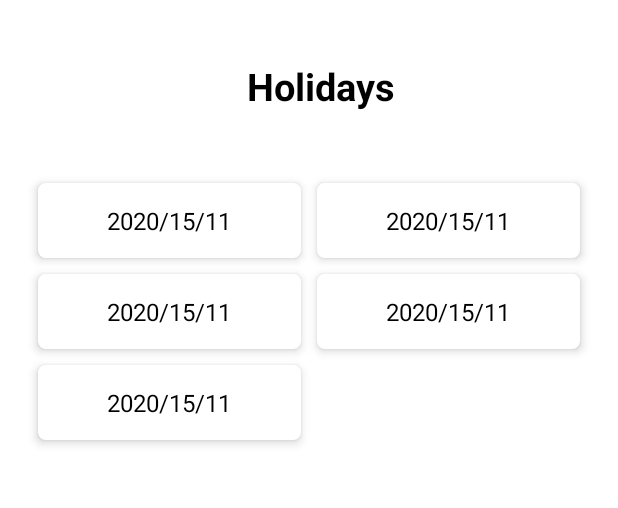
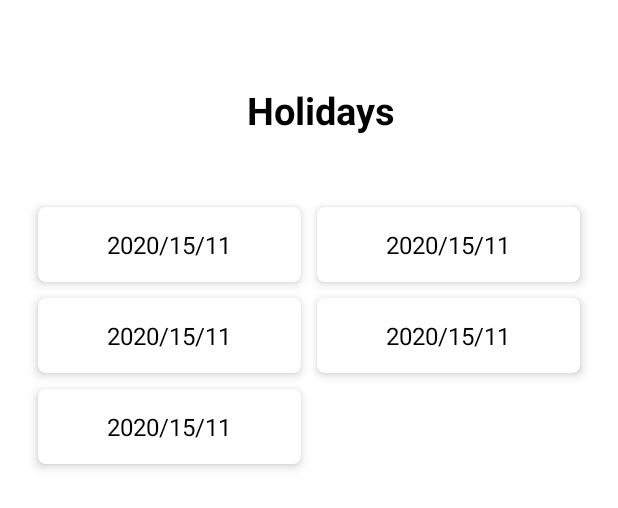
Before and after one commit to sahuadarsh0/FastIndiaRider, an Android app built with Jetpack Compose: the layout fragment_holiday_history.xml on its own in the app's theme, with its tools: preview values and no code run, on a phone screen of 412 x 824 dp. Shown: the top 508 px of the screen. Run offline under Robolectric (Android 15) with nearby library versions, the phone set to English and light mode, and no system bars.

Commit message:
Fixed bugs

```diff
--- a/app/build.gradle
+++ b/app/build.gradle
@@ -13,8 +13,8 @@ android {
         applicationId "sdr.tecqza.homedelivery_deliveryboy"
         minSdk 22
         targetSdk 30
-        versionCode 12
-        versionName "2.1"
+        versionCode 22
+        versionName "2.2"
 
         testInstrumentationRunner "androidx.test.runner.AndroidJUnitRunner"
         vectorDrawables {
--- a/app/src/main/java/sdr/tecqza/homedelivery_deliveryboy/api/RiderService.kt
+++ b/app/src/main/java/sdr/tecqza/homedelivery_deliveryboy/api/RiderService.kt
@@ -28,7 +28,7 @@ interface RiderService {
     fun order(
         @Path("rider_id") riderId: String?,
         @Path("status") status: String?,
-    ): Call<Order?>
+    ): Call<List<Order?>?>
 
 
     @FormUrlEncoded
--- a/app/src/main/res/layout/fragment_holiday_history.xml
+++ b/app/src/main/res/layout/fragment_holiday_history.xml
@@ -5,7 +5,7 @@
     android:layout_width="match_parent"
     android:layout_height="match_parent"
     android:layout_marginTop="32dp"
-    android:background="@drawable/curve_back"
+    android:background="@drawable/home_back"
     tools:context=".ui.holiday.HolidayHistoryFragment">
 
 
@@ -14,7 +14,7 @@
         android:layout_width="wrap_content"
         android:layout_height="wrap_content"
         android:layout_marginStart="16dp"
-        android:layout_marginTop="8dp"
+        android:layout_marginTop="24dp"
         android:text="@string/title_holiday_history"
         android:textColor="@color/black"
         android:textSize="25sp"
--- a/app/src/main/res/layout/fragment_order_history.xml
+++ b/app/src/main/res/layout/fragment_order_history.xml
@@ -5,7 +5,7 @@
     android:layout_width="match_parent"
     android:layout_height="match_parent"
     android:layout_marginTop="32dp"
-    android:background="@drawable/curve_back"
+    android:background="@drawable/home_back"
     tools:context=".ui.order.OrderHistoryFragment">
 
 
@@ -14,7 +14,7 @@
         android:layout_width="wrap_content"
         android:layout_height="wrap_content"
         android:layout_marginStart="16dp"
-        android:layout_marginTop="8dp"
+        android:layout_marginTop="24dp"
         android:text="@string/orders"
         android:textColor="@color/black"
         android:textSize="25sp"
--- a/app/src/main/res/layout/fragment_order_outlet.xml
+++ b/app/src/main/res/layout/fragment_order_outlet.xml
@@ -5,7 +5,7 @@ xmlns:tools="http://schemas.android.com/tools"
 android:layout_width="match_parent"
 android:layout_height="match_parent"
 android:layout_marginTop="32dp"
-android:background="@drawable/curve_back"
+android:background="@drawable/home_back"
 tools:context=".ui.order.OrderOutletFragment">
 
 <androidx.constraintlayout.widget.ConstraintLayout
--- a/app/src/main/res/values/themes.xml
+++ b/app/src/main/res/values/themes.xml
@@ -1,6 +1,6 @@
 <resources xmlns:tools="http://schemas.android.com/tools">
     <!-- Base application theme. -->
-    <style name="Theme.FastIndiaRider" parent="Theme.MaterialComponents.DayNight.DarkActionBar">
+    <style name="Theme.FastIndiaRider" parent="Theme.MaterialComponents.Light.NoActionBar">
         <!-- Primary brand color. -->
         <item name="colorPrimary">@color/black</item>
         <item name="colorPrimaryVariant">@color/black</item>
```
Also changed, not shown: app/src/main/AndroidManifest.xml (+22 -3 lines), app/src/main/java/sdr/tecqza/homedelivery_deliveryboy/ui/order/OrderHistoryFragment.kt (+12 -4 lines).
